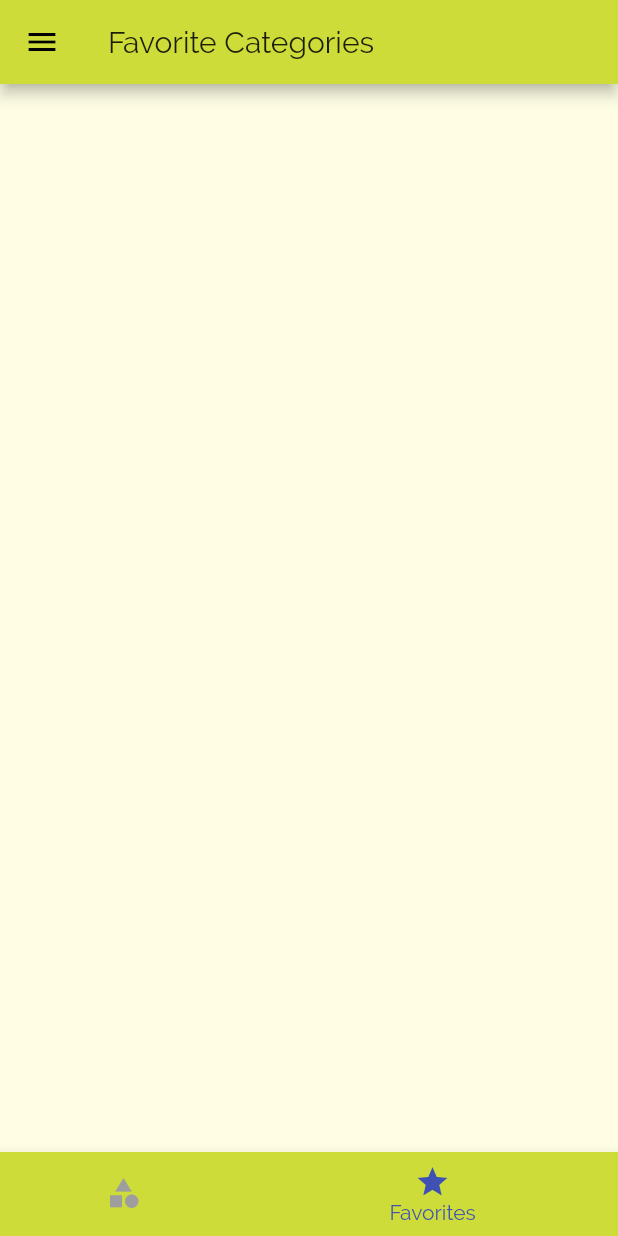
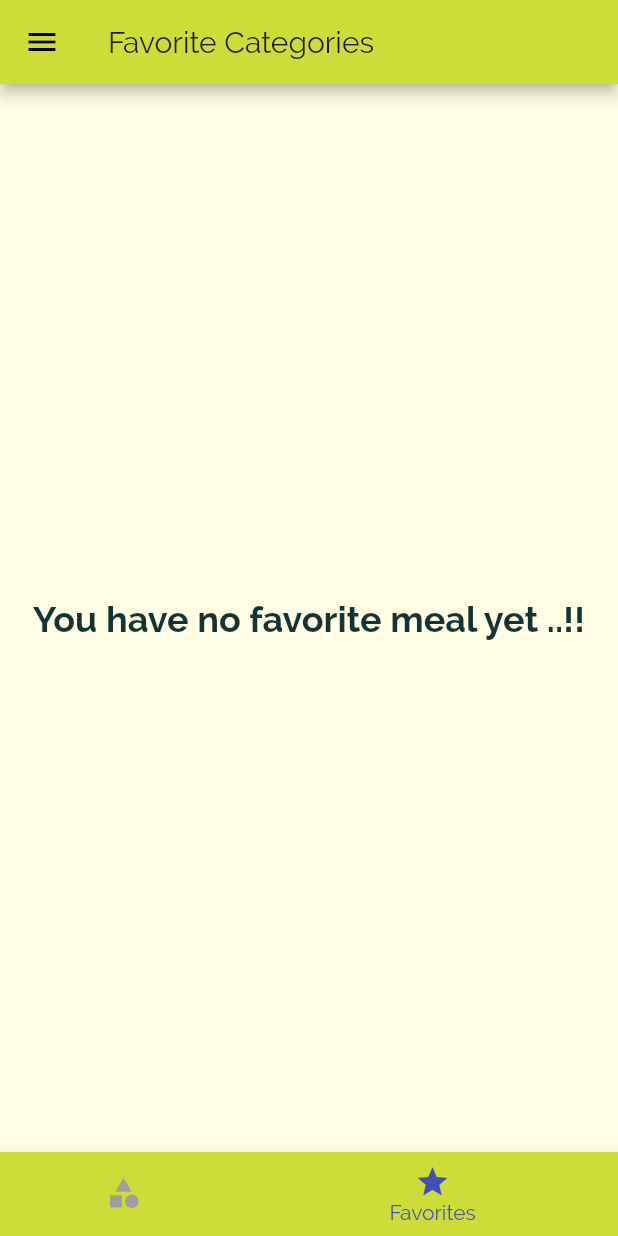
Before and after one commit to RohitIslam/meals-app, a Flutter app: the screen it shows after launch, item 2 of the bottom bar chosen, on a phone screen of 412 x 824 dp. Run offline on Flutter 3.47's test engine with Material 2 defaults, Android fonts, the phone set to English and light mode, and no system bars.

Commit message:
Displaying favorite meals

```diff
--- a/lib/pages/favorite_meals.dart
+++ b/lib/pages/favorite_meals.dart
@@ -1,6 +1,8 @@
 import 'package:flutter/material.dart';
 
 import '../models/Meal.dart';
+
+import '../widgets/meal_item.dart';
 
 class FavoriteMealsPage extends StatelessWidget {
   final List<Meal> favoriteMeals;
@@ -9,6 +11,30 @@ class FavoriteMealsPage extends StatelessWidget {
 
   @override
   Widget build(BuildContext context) {
-    return Container();
+    if (favoriteMeals.isEmpty) {
+      return Center(
+        child: Text(
+          "You have no favorite meal yet ..!!",
+          style: TextStyle(
+            fontSize: 24,
+            fontWeight: FontWeight.bold,
+          ),
+        ),
+      );
+    } else {
+      return ListView.builder(
+        itemBuilder: (ctx, index) {
+          return MealItem(
+            id: favoriteMeals[index].id,
+            title: favoriteMeals[index].title,
+            imageUrl: favoriteMeals[index].imageUrl,
+            duration: favoriteMeals[index].duration,
+            affordability: favoriteMeals[index].affordability,
+            complexity: favoriteMeals[index].complexity,
+          );
+        },
+        itemCount: favoriteMeals.length,
+      );
+    }
   }
 }
```
